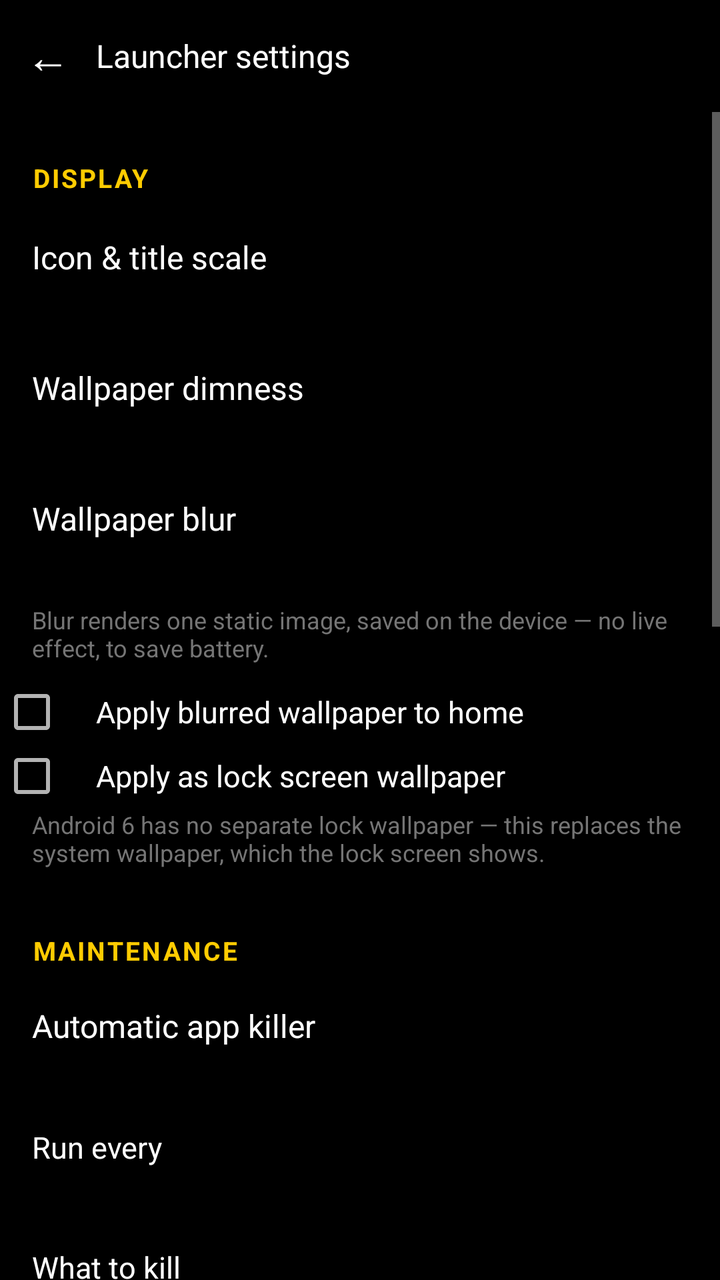
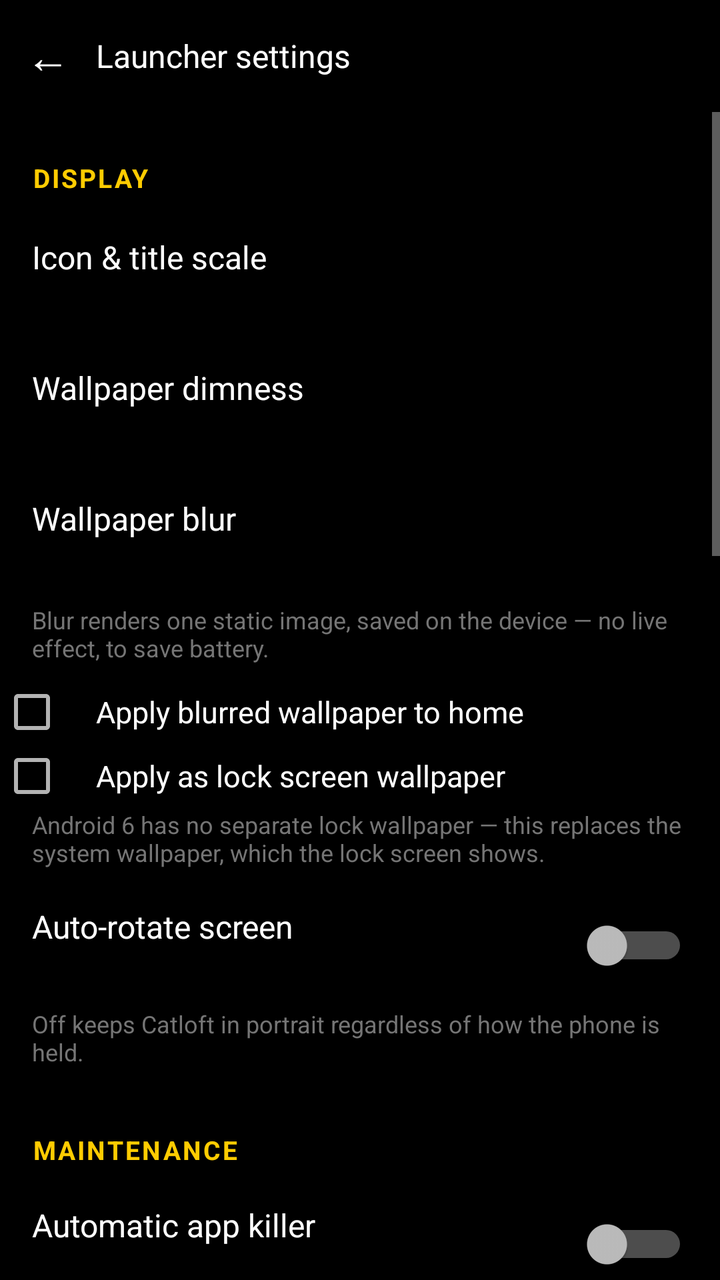

The first picture is an Android layout as it rendered before a commit; the second is the same layout after the commit. The layout source and the unified diff follow.
<!-- AndroidManifest.xml: application theme CatloftTheme -->
<!-- res/layout/activity_settings.xml -->
<?xml version="1.0" encoding="utf-8"?>
<LinearLayout xmlns:android="http://schemas.android.com/apk/res/android"
    android:layout_width="match_parent"
    android:layout_height="match_parent"
    android:background="@color/black"
    android:orientation="vertical">

    <RelativeLayout
        android:layout_width="match_parent"
        android:layout_height="56dp">

        <TextView
            android:id="@+id/btnBack"
            android:layout_width="48dp"
            android:layout_height="48dp"
            android:layout_centerVertical="true"
            android:background="?android:attr/selectableItemBackgroundBorderless"
            android:clickable="true"
            android:contentDescription="Back"
            android:gravity="center"
            android:text="←"
            android:textColor="#FFFFFF"
            android:textSize="22sp" />

        <TextView
            android:layout_width="wrap_content"
            android:layout_height="wrap_content"
            android:layout_centerVertical="true"
            android:layout_toEndOf="@id/btnBack"
            android:text="Launcher settings"
            android:textColor="#FFFFFF"
            android:textSize="16sp" />
    </RelativeLayout>

    <ScrollView
        android:layout_width="match_parent"
        android:layout_height="0dp"
        android:layout_weight="1">

        <LinearLayout
            android:layout_width="match_parent"
            android:layout_height="wrap_content"
            android:orientation="vertical"
            android:paddingBottom="32dp">

            <TextView
                android:tag="section"
                style="@style/SectionHeader"
                android:text="DISPLAY" />

            <LinearLayout
                android:id="@+id/rowIconScale"
                android:layout_width="match_parent"
                android:layout_height="wrap_content"
                android:background="?android:attr/selectableItemBackground"
                android:orientation="vertical"
                android:paddingStart="16dp"
                android:paddingTop="12dp"
                android:paddingEnd="16dp"
                android:paddingBottom="12dp">
                <TextView
                    android:layout_width="wrap_content"
                    android:layout_height="wrap_content"
                    android:text="Icon &amp; title scale"
                    android:textColor="#FFFFFF"
                    android:textSize="16sp" />
                <TextView
                    android:id="@+id/sumIconScale"
                    android:layout_width="wrap_content"
                    android:layout_height="wrap_content"
                    android:layout_marginTop="2dp"
                    android:textColor="@color/text_dim"
                    android:textSize="13sp" />
            </LinearLayout>

            <LinearLayout
                android:id="@+id/rowDim"
                android:layout_width="match_parent"
                android:layout_height="wrap_content"
                android:background="?android:attr/selectableItemBackground"
                android:orientation="vertical"
                android:paddingStart="16dp"
                android:paddingTop="12dp"
                android:paddingEnd="16dp"
                android:paddingBottom="12dp">
                <TextView
                    android:layout_width="wrap_content"
                    android:layout_height="wrap_content"
                    android:text="Wallpaper dimness"
                    android:textColor="#FFFFFF"
                    android:textSize="16sp" />
                <TextView
                    android:id="@+id/sumDim"
                    android:layout_width="wrap_content"
                    android:layout_height="wrap_content"
                    android:layout_marginTop="2dp"
                    android:textColor="@color/text_dim"
                    android:textSize="13sp" />
            </LinearLayout>

            <LinearLayout
                android:id="@+id/rowBlur"
                android:layout_width="match_parent"
                android:layout_height="wrap_content"
                android:background="?android:attr/selectableItemBackground"
                android:orientation="vertical"
                android:paddingStart="16dp"
                android:paddingTop="12dp"
                android:paddingEnd="16dp"
                android:paddingBottom="12dp">
                <TextView
                    android:layout_width="wrap_content"
                    android:layout_height="wrap_content"
                    android:text="Wallpaper blur"
                    android:textColor="#FFFFFF"
                    android:textSize="16sp" />
                <TextView
                    android:id="@+id/sumBlur"
                    android:layout_width="wrap_content"
                    android:layout_height="wrap_content"
                    android:layout_marginTop="2dp"
                    android:textColor="@color/text_dim"
                    android:textSize="13sp" />
            </LinearLayout>

            <TextView
                android:layout_width="match_parent"
                android:layout_height="wrap_content"
                android:paddingStart="16dp"
                android:paddingEnd="16dp"
                android:paddingBottom="8dp"
                android:text="Blur renders one static image, saved on the device — no live effect, to save battery."
                android:textColor="#757575"
                android:textSize="12sp" />

            <CheckBox
                android:id="@+id/checkBlurHome"
                android:layout_width="match_parent"
                android:layout_height="wrap_content"
                android:paddingStart="16dp"
                android:paddingEnd="16dp"
                android:text="Apply blurred wallpaper to home"
                android:textColor="#FFFFFF"
                android:textSize="15sp" />

            <CheckBox
                android:id="@+id/checkBlurLock"
                android:layout_width="match_parent"
                android:layout_height="wrap_content"
                android:paddingStart="16dp"
                android:paddingEnd="16dp"
                android:text="Apply as lock screen wallpaper"
                android:textColor="#FFFFFF"
                android:textSize="15sp" />

            <TextView
                android:layout_width="match_parent"
                android:layout_height="wrap_content"
                android:paddingStart="16dp"
                android:paddingEnd="16dp"
                android:paddingBottom="8dp"
                android:text="Android 6 has no separate lock wallpaper — this replaces the system wallpaper, which the lock screen shows."
                android:textColor="#757575"
                android:textSize="12sp" />

            <TextView
                android:tag="section"
                style="@style/SectionHeader"
                android:text="MAINTENANCE" />

            <LinearLayout
                android:id="@+id/rowKiller"
                android:layout_width="match_parent"
                android:layout_height="wrap_content"
                android:background="?android:attr/selectableItemBackground"
                android:gravity="center_vertical"
                android:orientation="horizontal"
                android:paddingStart="16dp"
                android:paddingTop="10dp"
                android:paddingEnd="16dp"
                android:paddingBottom="10dp">
                <LinearLayout
                    android:layout_width="0dp"
                    android:layout_height="wrap_content"
                    android:layout_weight="1"
                    android:orientation="vertical">
                    <TextView
                        android:layout_width="wrap_content"
                        android:layout_height="wrap_content"
                        android:text="Automatic app killer"
                        android:textColor="#FFFFFF"
                        android:textSize="16sp" />
                    <TextView
                        android:id="@+id/sumKiller"
                        android:layout_width="wrap_content"
                        android:layout_height="wrap_content"
                        android:layout_marginTop="2dp"
                        android:textColor="@color/text_dim"
                        android:textSize="13sp" />
                </LinearLayout>
                <Switch
                    android:id="@+id/switchKiller"
                    android:layout_gravity="center_vertical"
                    android:layout_marginStart="8dp" />
            </LinearLayout>

            <LinearLayout
                android:id="@+id/rowKillerSchedule"
                android:layout_width="match_parent"
                android:layout_height="wrap_content"
                android:background="?android:attr/selectableItemBackground"
                android:orientation="vertical"
                android:paddingStart="16dp"
                android:paddingTop="10dp"
                android:paddingEnd="16dp"
                android:paddingBottom="10dp">
                <TextView
                    android:layout_width="wrap_content"
                    android:layout_height="wrap_content"
                    android:text="Run every"
                    android:textColor="#FFFFFF"
                    android:textSize="15sp" />
                <TextView
                    android:id="@+id/sumSchedule"
                    android:layout_width="wrap_content"
                    android:layout_height="wrap_content"
                    android:layout_marginTop="2dp"
                    android:textColor="@color/text_dim"
                    android:textSize="13sp" />
            </LinearLayout>

            <LinearLayout
                android:id="@+id/rowKillerTarget"
                android:layout_width="match_parent"
                android:layout_height="wrap_content"
                android:background="?android:attr/selectableItemBackground"
                android:orientation="vertical"
                android:paddingStart="16dp"
                android:paddingTop="10dp"
                android:paddingEnd="16dp"
                android:paddingBottom="10dp">
                <TextView
                    android:layout_width="wrap_content"
                    android:layout_height="wrap_content"
                    android:text="What to kill"
                    android:textColor="#FFFFFF"
                    android:textSize="15sp" />
                <TextView
                    android:id="@+id/sumTarget"
                    android:layout_width="wrap_content"
                    android:layout_height="wrap_content"
                    android:layout_marginTop="2dp"
                    android:textColor="@color/text_dim"
                    android:textSize="13sp" />
            </LinearLayout>

            <LinearLayout
                android:id="@+id/rowKillerApps"
                android:layout_width="match_parent"
                android:layout_height="wrap_content"
                android:background="?android:attr/selectableItemBackground"
                android:orientation="vertical"
                android:paddingStart="16dp"
                android:paddingTop="10dp"
                android:paddingEnd="16dp"
                android:paddingBottom="10dp">
                <TextView
                    android:layout_width="wrap_content"
                    android:layout_height="wrap_content"
                    android:text="Selected apps"
                    android:textColor="#FFFFFF"
                    android:textSize="15sp" />
                <TextView
                    android:id="@+id/sumApps"
                    android:layout_width="wrap_content"
                    android:layout_height="wrap_content"
                    android:layout_marginTop="2dp"
                    android:textColor="@color/text_dim"
                    android:textSize="13sp" />
            </LinearLayout>

            <LinearLayout
                android:id="@+id/blockSystem"
                android:layout_width="match_parent"
                android:layout_height="wrap_content"
                android:orientation="vertical"
                android:paddingStart="12dp"
                android:paddingTop="4dp"
                android:paddingEnd="16dp"
                android:paddingBottom="4dp">
                <CheckBox
                    android:id="@+id/checkKillerSystem"
                    android:layout_width="match_parent"
                    android:layout_height="wrap_content"
                    android:buttonTint="@color/danger"
                    android:text="⚠ Also kill selected system apps"
                    android:textColor="@color/danger"
                    android:textSize="15sp" />
                <TextView
                    android:layout_width="match_parent"
                    android:layout_height="wrap_content"
                    android:paddingStart="32dp"
                    android:text="System apps only die until Android restarts them, and may misbehave meanwhile. You must pick exactly which ones."
                    android:textColor="#EF9A9A"
                    android:textSize="12sp" />
                <LinearLayout
                    android:id="@+id/rowKillerSysApps"
                    android:layout_width="match_parent"
                    android:layout_height="wrap_content"
                    android:background="?android:attr/selectableItemBackground"
                    android:orientation="vertical"
                    android:paddingStart="32dp"
                    android:paddingTop="10dp"
                    android:paddingBottom="10dp">
                    <TextView
                        android:layout_width="wrap_content"
                        android:layout_height="wrap_content"
                        android:text="Choose system apps"
                        android:textColor="#FFFFFF"
                        android:textSize="15sp" />
                    <TextView
                        android:id="@+id/sumSysApps"
                        android:layout_width="wrap_content"
                        android:layout_height="wrap_content"
                        android:layout_marginTop="2dp"
                        android:textColor="#EF9A9A"
                        android:textSize="13sp" />
                </LinearLayout>
            </LinearLayout>

            <TextView
                android:layout_width="match_parent"
                android:layout_height="wrap_content"
                android:paddingStart="16dp"
                android:paddingEnd="16dp"
                android:paddingBottom="8dp"
                android:text="Kills background processes only — Android may restart them later. This is not a force-stop."
                android:textColor="#757575"
                android:textSize="12sp" />

            <LinearLayout
                android:id="@+id/rowHider"
                android:layout_width="match_parent"
                android:layout_height="wrap_content"
                android:background="?android:attr/selectableItemBackground"
                android:orientation="vertical"
                android:paddingStart="16dp"
                android:paddingTop="12dp"
                android:paddingEnd="16dp"
                android:paddingBottom="12dp">
                <TextView
                    android:layout_width="wrap_content"
                    android:layout_height="wrap_content"
                    android:text="App hider"
                    android:textColor="#FFFFFF"
                    android:textSize="16sp" />
                <TextView
                    android:id="@+id/sumHider"
                    android:layout_width="wrap_content"
                    android:layout_height="wrap_content"
                    android:layout_marginTop="2dp"
                    android:textColor="@color/text_dim"
                    android:textSize="13sp" />
            </LinearLayout>

            <TextView
                android:layout_width="match_parent"
                android:layout_height="wrap_content"
                android:paddingStart="16dp"
                android:paddingEnd="16dp"
                android:paddingBottom="8dp"
                android:text="Hidden apps disappear from Catloft's drawer only — other launchers still show them."
                android:textColor="#757575"
                android:textSize="12sp" />

            <TextView
                android:tag="section"
                style="@style/SectionHeader"
                android:text="PERSONALIZATION" />

            <LinearLayout
                android:id="@+id/rowTiles"
                android:layout_width="match_parent"
                android:layout_height="wrap_content"
                android:background="?android:attr/selectableItemBackground"
                android:orientation="vertical"
                android:paddingStart="16dp"
                android:paddingTop="12dp"
                android:paddingEnd="16dp"
                android:paddingBottom="12dp">
                <TextView
                    android:layout_width="wrap_content"
                    android:layout_height="wrap_content"
                    android:text="Tiles"
                    android:textColor="#FFFFFF"
                    android:textSize="16sp" />
                <TextView
                    android:id="@+id/sumTiles"
                    android:layout_width="wrap_content"
                    android:layout_height="wrap_content"
                    android:layout_marginTop="2dp"
                    android:textColor="@color/text_dim"
                    android:textSize="13sp" />
            </LinearLayout>

            <LinearLayout
                android:id="@+id/rowColor"
                android:layout_width="match_parent"
                android:layout_height="wrap_content"
                android:background="?android:attr/selectableItemBackground"
                android:orientation="vertical"
                android:paddingStart="16dp"
                android:paddingTop="12dp"
                android:paddingEnd="16dp"
                android:paddingBottom="12dp">
                <TextView
                    android:layout_width="wrap_content"
                    android:layout_height="wrap_content"
                    android:text="Color scheme"
                    android:textColor="#FFFFFF"
                    android:textSize="16sp" />
                <TextView
                    android:id="@+id/sumColor"
                    android:layout_width="wrap_content"
                    android:layout_height="wrap_content"
                    android:layout_marginTop="2dp"
                    android:textColor="@color/text_dim"
                    android:textSize="13sp" />
            </LinearLayout>

            <TextView
                android:tag="section"
                style="@style/SectionHeader"
                android:text="SECURITY" />

            <LinearLayout
                android:id="@+id/rowSlide"
                android:layout_width="match_parent"
                android:layout_height="wrap_content"
                android:background="?android:attr/selectableItemBackground"
                android:gravity="center_vertical"
                android:orientation="horizontal"
                android:paddingStart="16dp"
                android:paddingTop="10dp"
                android:paddingEnd="16dp"
                android:paddingBottom="10dp">
                <LinearLayout
                    android:layout_width="0dp"
                    android:layout_height="wrap_content"
                    android:layout_weight="1"
                    android:orientation="vertical">
                    <TextView
                        android:layout_width="wrap_content"
                        android:layout_height="wrap_content"
                        android:text="Slide to unlock"
                        android:textColor="#FFFFFF"
                        android:textSize="16sp" />
                    <TextView
                        android:id="@+id/sumSlide"
                        android:layout_width="wrap_content"
                        android:layout_height="wrap_content"
                        android:layout_marginTop="2dp"
                        android:textColor="@color/text_dim"
                        android:textSize="13sp" />
                </LinearLayout>
                <Switch
                    android:id="@+id/switchSlide"
                    android:layout_gravity="center_vertical"
                    android:layout_marginStart="8dp" />
            </LinearLayout>

            <TextView
                android:layout_width="match_parent"
                android:layout_height="wrap_content"
                android:paddingStart="16dp"
                android:paddingEnd="16dp"
                android:paddingBottom="8dp"
                android:text="A Catloft-level lock only: it does not replace your PIN/pattern and cannot block hardware keys or the notification shade."
                android:textColor="#757575"
                android:textSize="12sp" />
        </LinearLayout>
    </ScrollView>
</LinearLayout>
<!-- resources referenced by this layout -->
<resources>
  <color name="black">#000000</color>
  <color name="danger">#F44336</color>
  <color name="text_dim">#9E9E9E</color>
  <style name="SectionHeader">
          <item name="android:layout_width">match_parent</item>
          <item name="android:layout_height">wrap_content</item>
          <item name="android:paddingStart">16dp</item>
          <item name="android:paddingEnd">16dp</item>
          <item name="android:paddingTop">24dp</item>
          <item name="android:paddingBottom">8dp</item>
          <item name="android:textSize">13sp</item>
          <item name="android:textStyle">bold</item>
          <item name="android:letterSpacing">0.08</item>
          <item name="android:textColor">#FFCC01</item>
      </style>
  <style name="CatloftTheme" parent="android:Theme.Material.NoActionBar">
          <item name="android:windowBackground">@color/black</item>
          <item name="android:colorAccent">@color/accent</item>
          <item name="android:textColorPrimary">#FFFFFF</item>
          <item name="android:textColorSecondary">#B3FFFFFF</item>
          <item name="android:statusBarColor">#000000</item>
          <item name="android:navigationBarColor">#000000</item>
          <item name="android:windowLightStatusBar">false</item>
      </style>
  <color name="accent">#FFCC01</color>
</resources>

<!-- the commit's change to res/layout/activity_settings.xml (unified diff, before → after) -->
@@ -163,6 +163,54 @@
                 android:textColor="#757575"
                 android:textSize="12sp" />
 
+            <LinearLayout
+                android:id="@+id/rowRotate"
+                android:layout_width="match_parent"
+                android:layout_height="wrap_content"
+                android:background="?android:attr/selectableItemBackground"
+                android:gravity="center_vertical"
+                android:orientation="horizontal"
+                android:paddingStart="16dp"
+                android:paddingTop="10dp"
+                android:paddingEnd="16dp"
+                android:paddingBottom="10dp">
+                <LinearLayout
+                    android:layout_width="0dp"
+                    android:layout_height="wrap_content"
+                    android:layout_weight="1"
+                    android:orientation="vertical">
+                    <TextView
+                        android:layout_width="wrap_content"
+                        android:layout_height="wrap_content"
+                        android:text="Auto-rotate screen"
+                        android:textColor="#FFFFFF"
+                        android:textSize="16sp" />
+                    <TextView
+                        android:id="@+id/sumRotate"
+                        android:layout_width="wrap_content"
+                        android:layout_height="wrap_content"
+                        android:layout_marginTop="2dp"
+                        android:textColor="@color/text_dim"
+                        android:textSize="13sp" />
+                </LinearLayout>
+                <Switch
+                    android:id="@+id/switchRotate"
+                    android:layout_width="wrap_content"
+                    android:layout_height="wrap_content"
+                    android:layout_gravity="center_vertical"
+                    android:layout_marginStart="8dp" />
+            </LinearLayout>
+
+            <TextView
+                android:layout_width="match_parent"
+                android:layout_height="wrap_content"
+                android:paddingStart="16dp"
+                android:paddingEnd="16dp"
+                android:paddingBottom="8dp"
+                android:text="Off keeps Catloft in portrait regardless of how the phone is held."
+                android:textColor="#757575"
+                android:textSize="12sp" />
+
             <TextView
                 android:tag="section"
                 style="@style/SectionHeader"
@@ -200,6 +248,8 @@
                 </LinearLayout>
                 <Switch
                     android:id="@+id/switchKiller"
+                    android:layout_width="wrap_content"
+                    android:layout_height="wrap_content"
                     android:layout_gravity="center_vertical"
                     android:layout_marginStart="8dp" />
             </LinearLayout>
@@ -431,6 +481,49 @@
             <TextView
                 android:tag="section"
                 style="@style/SectionHeader"
+                android:text="GESTURES" />
+
+            <LinearLayout
+                android:id="@+id/rowSwipeUp"
+                android:layout_width="match_parent"
+                android:layout_height="wrap_content"
+                android:background="?android:attr/selectableItemBackground"
+                android:gravity="center_vertical"
+                android:orientation="horizontal"
+                android:paddingStart="16dp"
+                android:paddingTop="10dp"
+                android:paddingEnd="16dp"
+                android:paddingBottom="10dp">
+                <LinearLayout
+                    android:layout_width="0dp"
+                    android:layout_height="wrap_content"
+                    android:layout_weight="1"
+                    android:orientation="vertical">
+                    <TextView
+                        android:layout_width="wrap_content"
+                        android:layout_height="wrap_content"
+                        android:text="Swipe up opens the app drawer"
+                        android:textColor="#FFFFFF"
+                        android:textSize="16sp" />
+                    <TextView
+                        android:id="@+id/sumSwipeUp"
+                        android:layout_width="wrap_content"
+                        android:layout_height="wrap_content"
+                        android:layout_marginTop="2dp"
+                        android:textColor="@color/text_dim"
+                        android:textSize="13sp" />
+                </LinearLayout>
+                <Switch
+                    android:id="@+id/switchSwipeUp"
+                    android:layout_width="wrap_content"
+                    android:layout_height="wrap_content"
+                    android:layout_gravity="center_vertical"
+                    android:layout_marginStart="8dp" />
+            </LinearLayout>
+
+            <TextView
+                android:tag="section"
+                style="@style/SectionHeader"
                 android:text="SECURITY" />
 
             <LinearLayout
@@ -465,6 +558,8 @@
                 </LinearLayout>
                 <Switch
                     android:id="@+id/switchSlide"
+                    android:layout_width="wrap_content"
+                    android:layout_height="wrap_content"
                     android:layout_gravity="center_vertical"
                     android:layout_marginStart="8dp" />
             </LinearLayout>
